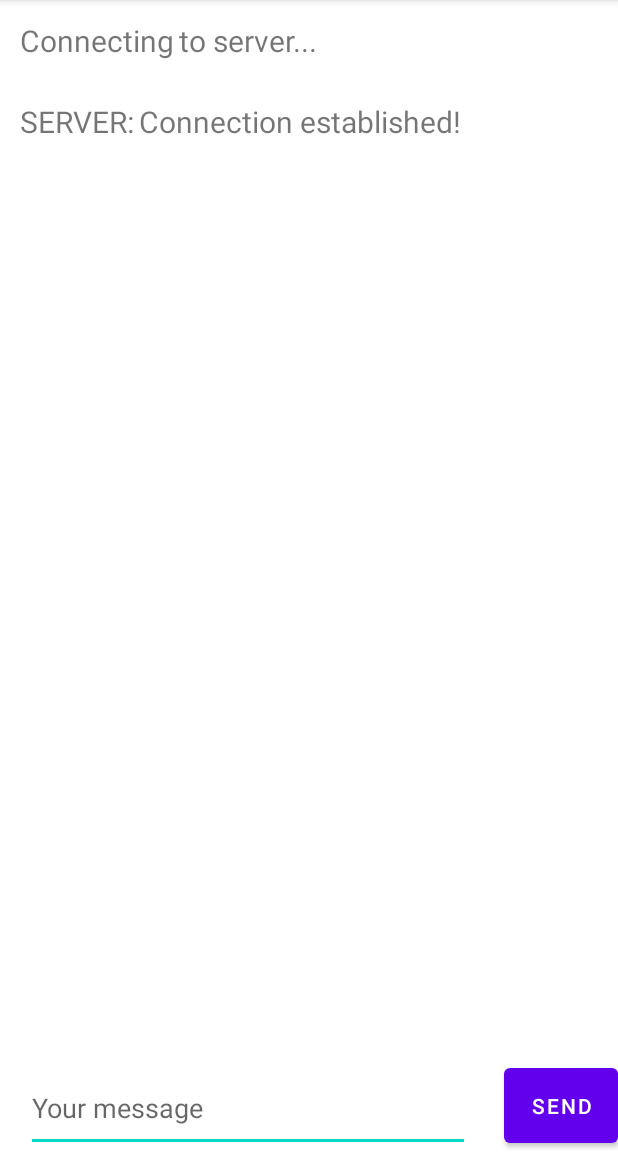
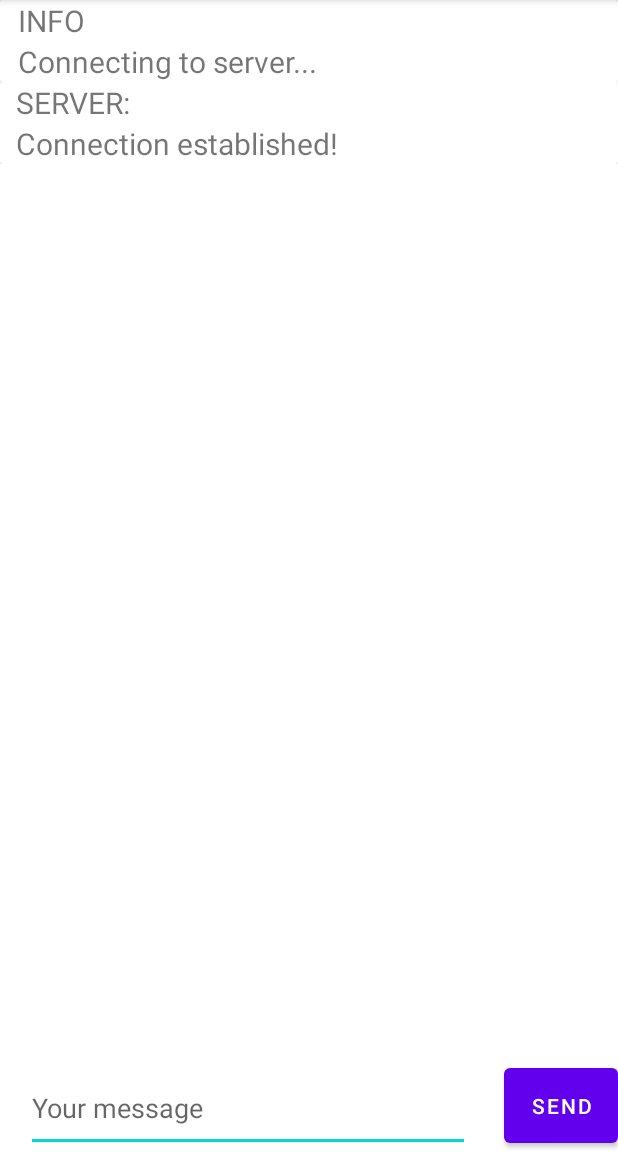
Before and after one commit to avfe/FedChatClient, an Android app: the MainActivity screen opened directly, with no data from a screen before it, on a phone screen of 412 x 824 dp, the part 84-1236 px from its top. Run offline under Robolectric (Android 15) with nearby library versions, the phone set to English and light mode, and no system bars; 7 statements that could not run were skipped.

Commit message:
Added Cardview to RecyclerView

```diff
--- a/app/build.gradle
+++ b/app/build.gradle
@@ -39,4 +39,6 @@ dependencies {
     androidTestImplementation 'androidx.test.espresso:espresso-core:3.3.0'
     implementation 'androidx.recyclerview:recyclerview:1.1.0'
     implementation 'androidx.cardview:cardview:1.0.0'
+    implementation 'androidx.appcompat:appcompat:1.2.0'
+    implementation 'androidx.core:core-ktx:1.3.2'
 }
--- a/app/src/main/java/tech/fedorov/fedchatclient/MainActivity.java
+++ b/app/src/main/java/tech/fedorov/fedchatclient/MainActivity.java
@@ -27,7 +27,7 @@ public class MainActivity extends AppCompatActivity {
     protected void onCreate(Bundle savedInstanceState) {
         super.onCreate(savedInstanceState);
         setContentView(R.layout.activity_main);
-        messages.add(new Message("to server...", "Connecting"));
+        messages.add(new Message("Connecting to server...", "INFO"));
         // Getting data from StartActivity
         Bundle arguments = getIntent().getExtras();
         String username = arguments.get("name").toString();
--- a/app/src/main/java/tech/fedorov/fedchatclient/MessageListAdapter.java
+++ b/app/src/main/java/tech/fedorov/fedchatclient/MessageListAdapter.java
@@ -25,7 +25,7 @@ public class MessageListAdapter extends RecyclerView.Adapter<MessageListAdapter.
     // inflates the row layout from xml when needed
     @Override
     public ViewHolder onCreateViewHolder(ViewGroup parent, int viewType) {
-        View view = mInflater.inflate(R.layout.message_item, parent, false);
+        View view = mInflater.inflate(R.layout.message_item_cardview, parent, false);
         return new ViewHolder(view);
     }
 
--- /dev/null
+++ b/app/src/main/res/layout/message_item_cardview.xml
@@ -0,0 +1,51 @@
+<?xml version="1.0" encoding="utf-8"?>
+<androidx.constraintlayout.widget.ConstraintLayout
+    xmlns:android="http://schemas.android.com/apk/res/android"
+    xmlns:app="http://schemas.android.com/apk/res-auto"
+    xmlns:tools="http://schemas.android.com/tools"
+    android:layout_width="match_parent"
+    android:layout_height="wrap_content">
+
+    <androidx.cardview.widget.CardView
+        android:id="@+id/card_view"
+        android:layout_width="match_parent"
+        android:layout_height="wrap_content"
+        app:layout_constraintEnd_toEndOf="parent"
+        app:layout_constraintStart_toStartOf="parent"
+        app:layout_constraintTop_toTopOf="parent">
+
+        <androidx.constraintlayout.widget.ConstraintLayout
+
+            android:layout_width="match_parent"
+            android:layout_height="match_parent">
+            <TextView
+                android:id="@+id/username"
+                android:layout_width="wrap_content"
+                android:layout_height="wrap_content"
+                android:text=""
+                android:textSize="20sp"
+                app:layout_constraintBottom_toTopOf="@+id/message"
+                app:layout_constraintEnd_toEndOf="parent"
+                app:layout_constraintHorizontal_bias="0.032"
+                app:layout_constraintStart_toStartOf="parent"
+                app:layout_constraintTop_toTopOf="parent"
+                app:layout_constraintVertical_bias="1.0" />
+
+            <TextView
+                android:id="@+id/message"
+                android:layout_width="wrap_content"
+                android:layout_height="wrap_content"
+                android:text=""
+                android:textSize="20sp"
+                app:layout_constraintBottom_toBottomOf="parent"
+                app:layout_constraintEnd_toEndOf="parent"
+                app:layout_constraintHorizontal_bias="0.0"
+                app:layout_constraintStart_toStartOf="@+id/username" />
+
+
+        </androidx.constraintlayout.widget.ConstraintLayout>
+    </androidx.cardview.widget.CardView>
+
+
+
+</androidx.constraintlayout.widget.ConstraintLayout>
```
Also changed, not shown: app/src/main/res/layout/message_item2.xml (added, +34 -0 lines), app/src/main/res/values/styles.xml (added, +12 -0 lines), 1 other file.
